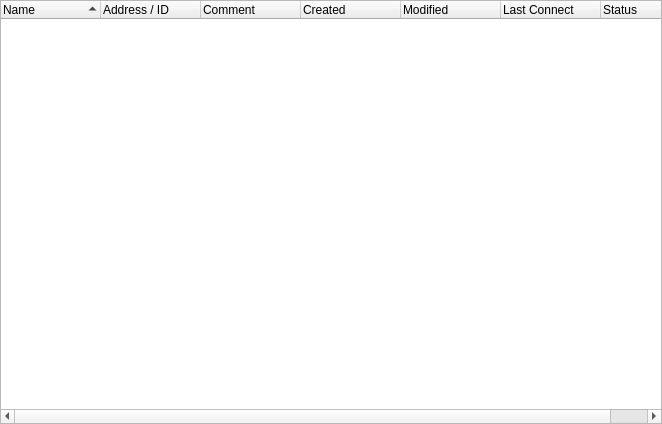
First picture: the form in source/client/desktop/management/local_group_widget.ui, repository dchapyshev/aspia, before the edit.
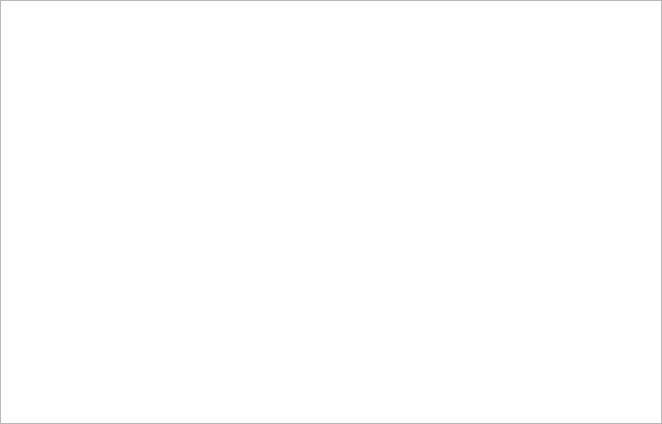
Second picture: the form after the edit.

Patch:
```diff
--- a/source/client/desktop/management/local_group_widget.ui
+++ b/source/client/desktop/management/local_group_widget.ui
@@ -24,7 +24,7 @@
     <number>0</number>
    </property>
    <item>
-    <widget class="QTreeWidget" name="tree_host">
+    <widget class="QTreeView" name="tree_host">
      <property name="contextMenuPolicy">
       <enum>Qt::ContextMenuPolicy::CustomContextMenu</enum>
      </property>
@@ -37,44 +37,6 @@
      <property name="sortingEnabled">
       <bool>true</bool>
      </property>
-     <property name="columnCount">
-      <number>7</number>
-     </property>
-     <column>
-      <property name="text">
-       <string>Name</string>
-      </property>
-     </column>
-     <column>
-      <property name="text">
-       <string>Address / ID</string>
-      </property>
-     </column>
-     <column>
-      <property name="text">
-       <string>Comment</string>
-      </property>
-     </column>
-     <column>
-      <property name="text">
-       <string>Created</string>
-      </property>
-     </column>
-     <column>
-      <property name="text">
-       <string>Modified</string>
-      </property>
-     </column>
-     <column>
-      <property name="text">
-       <string>Last Connect</string>
-      </property>
-     </column>
-     <column>
-      <property name="text">
-       <string>Status</string>
-      </property>
-     </column>
     </widget>
    </item>
   </layout>
```
